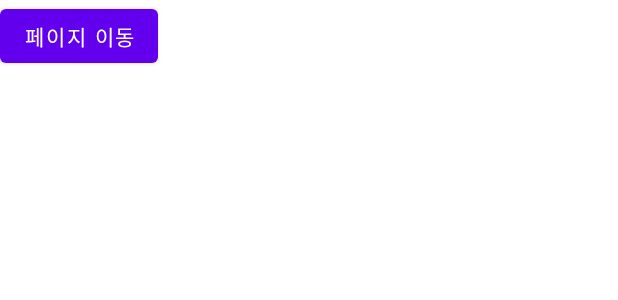
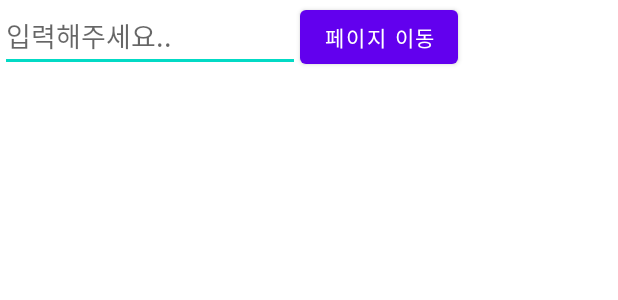
Before and after one commit to Ohminjung0804/FirstApp, an Android app: the layout activity_main.xml on its own in the app's theme, with its tools: preview values and no code run, on a phone screen of 412 x 824 dp. Shown: the top 300 px of the screen. Run offline under Robolectric (Android 15) with nearby library versions, the phone set to English and light mode, and no system bars.

```diff
--- a/app/src/main/res/layout/activity_main.xml
+++ b/app/src/main/res/layout/activity_main.xml
@@ -4,8 +4,14 @@
     xmlns:tools="http://schemas.android.com/tools"
     android:layout_width="match_parent"
     android:layout_height="match_parent"
-    android:orientation="vertical"
+    android:orientation="horizontal"
     tools:context=".MainActivity">
+
+    <EditText
+        android:id="@+id/et_test"
+        android:layout_width="200dp"
+        android:layout_height="wrap_content"
+        android:hint="입력해주세요.."/>
 
     <Button
         android:id="@+id/btn_move"
--- a/app/src/main/res/layout/activity_sub.xml
+++ b/app/src/main/res/layout/activity_sub.xml
@@ -7,8 +7,8 @@
     tools:context=".sub">
 
     <TextView
+        android:id="@+id/tv_sub"
         android:layout_width="wrap_content"
         android:layout_height="wrap_content"
-        android:text="서브 액티비티 도착"
         android:textSize="20sp"/>
 </LinearLayout>
```
Also changed, not shown: app/src/main/java/kr/hs/emirim/w2009/firstapp/MainActivity.java (+8 -0 lines), app/src/main/java/kr/hs/emirim/w2009/firstapp/sub.java (+11 -0 lines).
